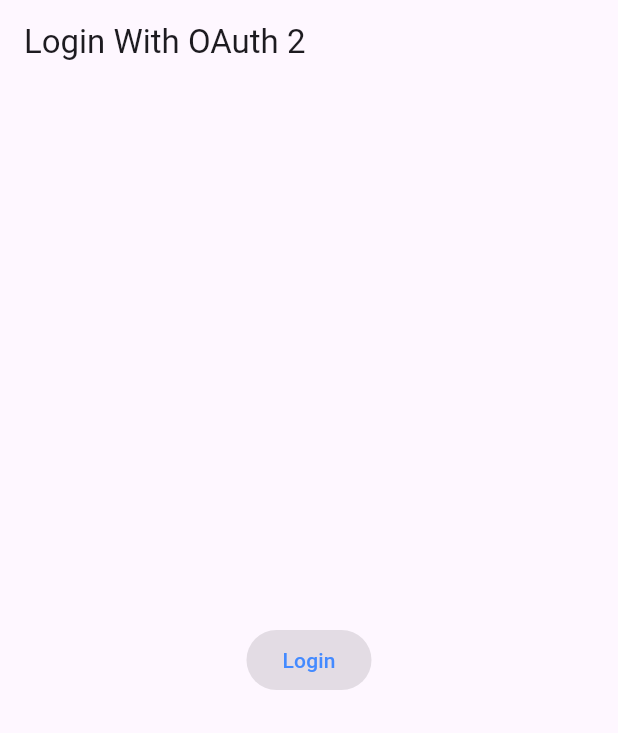
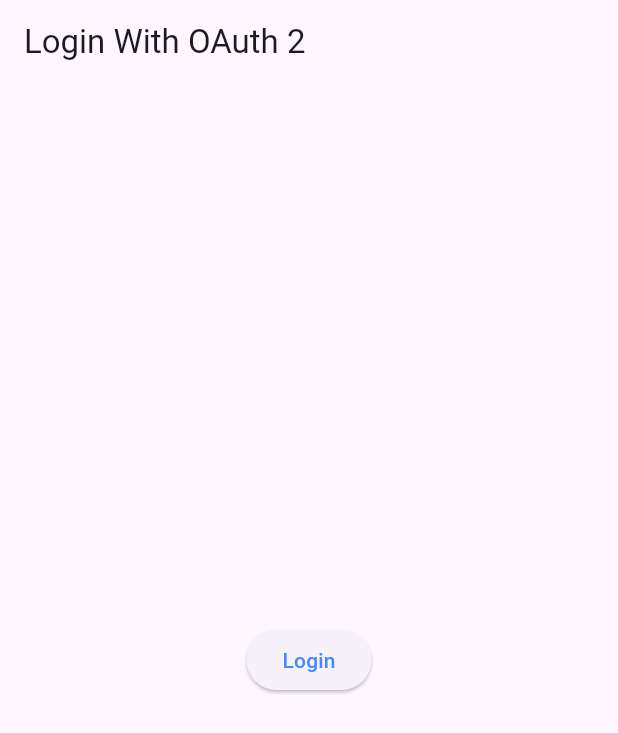
Before and after one commit to Business-Information-System-Ltd/OAuth, a Flutter app: the screen it shows after launch, on a phone screen of 412 x 824 dp. Shown: the top 733 px of the screen. Run offline on Flutter 3.47's test engine with Material 3 defaults, Android fonts, the phone set to English and light mode, and no system bars; missing offline and left inert: oauth2_client.

Commit message:
code update

```diff
--- a/lib/main.dart
+++ b/lib/main.dart
@@ -19,15 +19,16 @@
         );
 }
 
-// Config: Leave clientId and clientSecret blank
-const String clientId = '';
-const String clientSecret = '';
+const String clientId = 'K3PDnpkOeUUvtgFXYmsYNwFP0Xg0oyX1GUJeFboK';
+const String clientSecret = '01FXGYbfdIwCIS9U5yp145B3bdVfUMkfeaYMJ0RxtDKSoIMED3Vpw8VZgSoWz3BmiB3RRFZNMu94nxyNxoHawHhPwg7knAd2n73TSmrY6RTEMu5lS7eVw2nOliuiba92';
 
 final oauthHelper = OAuth2Helper(
   MyOAuthClient(),
-  clientId: clientId,
-  clientSecret: clientSecret,
-  scopes: ['read', 'write'],
+  clientId:clientId,
+  clientSecret:clientSecret,
+  // clientId: clientId,
+  // clientSecret: clientSecret,
+  // scopes: ['read', 'write'],
   //enablePKCE: true,
   //grantType: OAuth2Helper.AUTHORIZATION_CODE_PKCE,
 );
@@ -67,13 +68,13 @@
 
   @override
   Widget build(BuildContext context) {
-    final isOAuthConfigured = clientId.isNotEmpty && clientSecret.isNotEmpty;
+   // final isOAuthConfigured = clientId.isNotEmpty && clientSecret.isNotEmpty;
 
     return Scaffold(
       appBar: AppBar(title: Text('Login With OAuth 2')),
       body: Center(
         child: ElevatedButton(
-          onPressed: isOAuthConfigured ? () => login(context) : null,
+          onPressed: () => login(context),
           child: Text('Login',style: TextStyle(color: Colors.blueAccent),),
         ),
       ),
```
